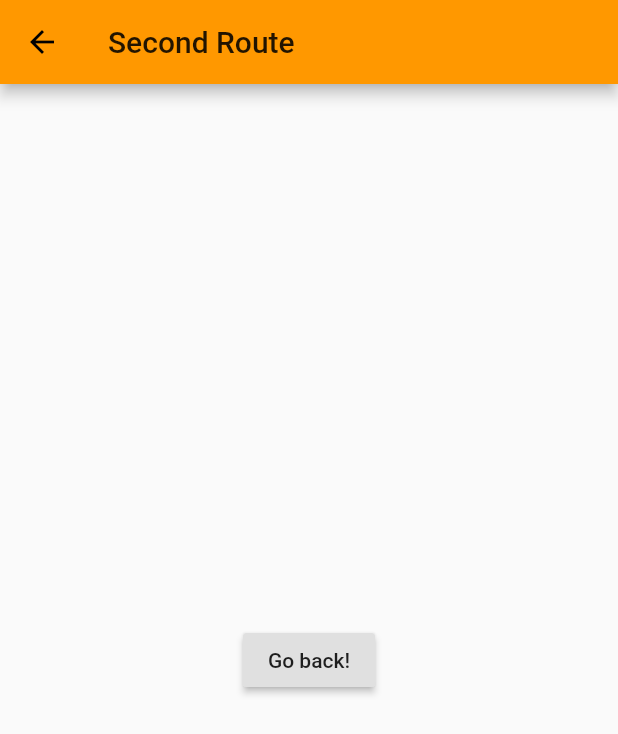
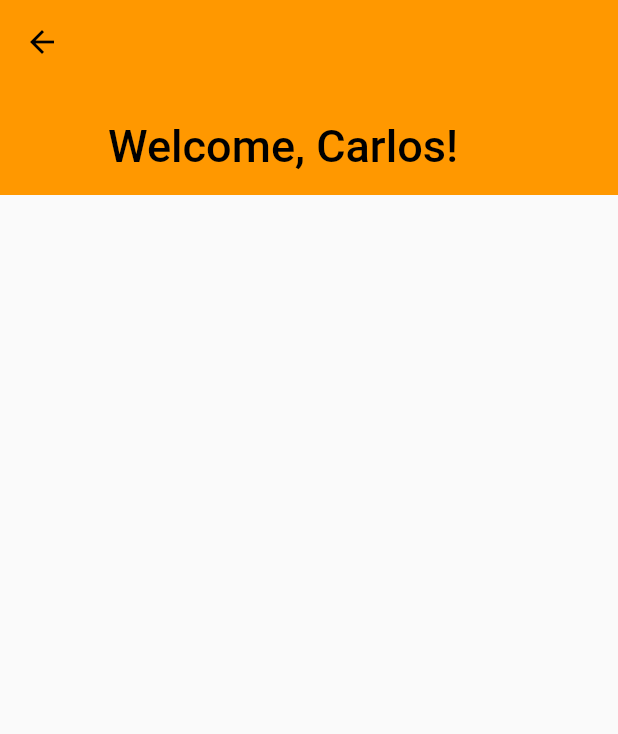
Before and after one commit to carlosblanc0/simple-multipage-app, a Flutter app: the SecondRoute screen opened directly, on a phone screen of 412 x 824 dp. Shown: the top 734 px of the screen. Run offline on Flutter 3.47's test engine with Material 2 defaults, Android fonts, the phone set to English and light mode, and no system bars.

Commit message:
Add SliverAppBar

```diff
--- a/lib/screens.dart
+++ b/lib/screens.dart
@@ -6,19 +6,17 @@ class SecondRoute extends StatelessWidget {
   @override
   Widget build(BuildContext context) {
     return Scaffold(
-      appBar: AppBar(
-        title: Text("Second Route"),
-      ),
-      body: Center(
-        child: RaisedButton(
-          onPressed: () {
-            Navigator.push(
-              context,
-              MaterialPageRoute(builder: (context) => Dashboard()),
-            );
-          },
-          child: Text('Go back!'),
-        ),
+      body: CustomScrollView(
+        slivers: <Widget>[
+          SliverAppBar(
+            expandedHeight: 130.0,
+            floating: false,
+            pinned: true,
+            flexibleSpace: FlexibleSpaceBar(
+              title: Text('Welcome, Carlos!'),
+            ),
+          ),
+        ],
       ),
     );
   }
```
